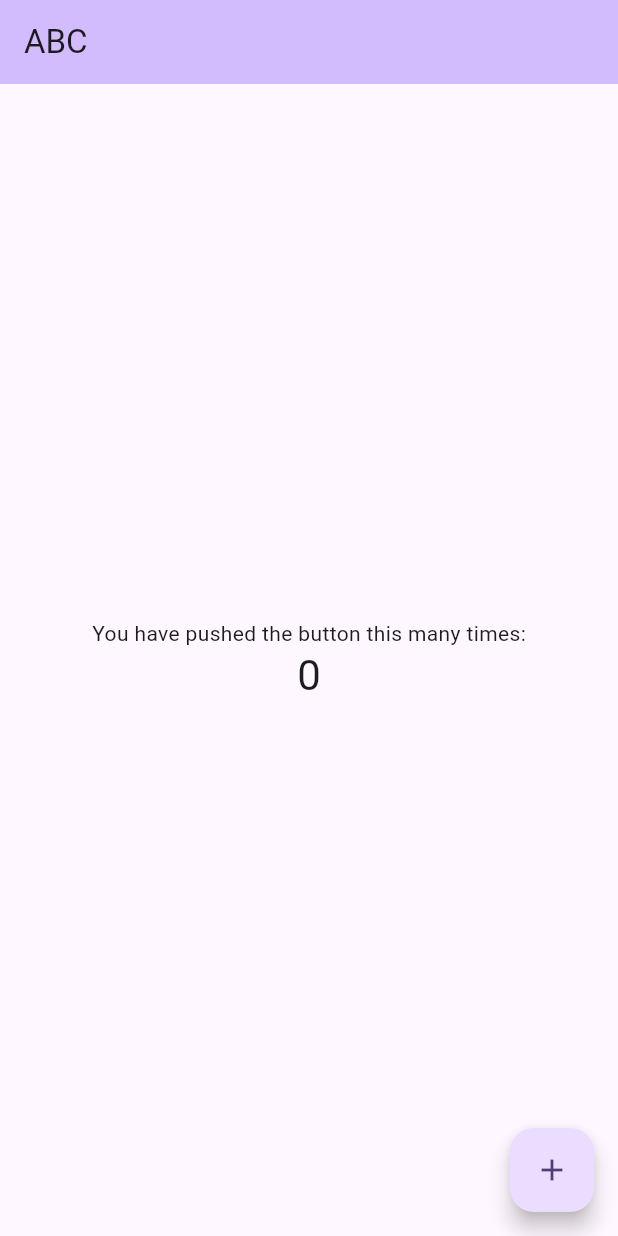
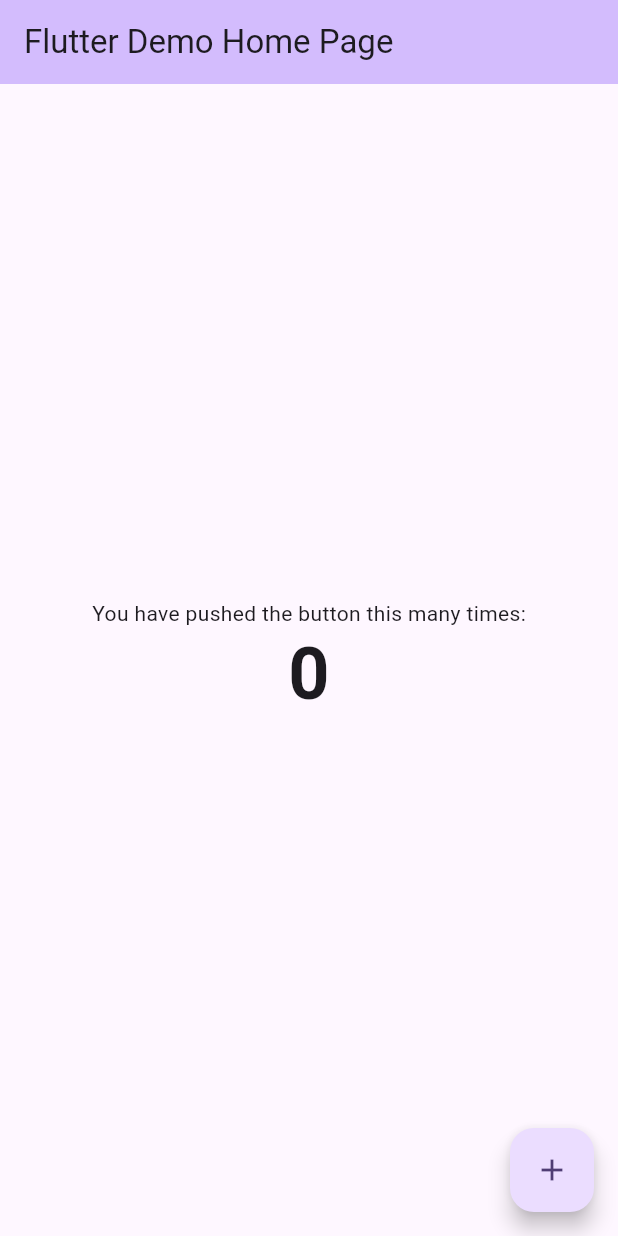
Before and after one commit to hamdiramdhoni/super_basic, a Flutter app: the screen it shows after launch, on a phone screen of 412 x 824 dp. Run offline on Flutter 3.47's test engine with Material 3 defaults, Android fonts, the phone set to English and light mode, and no system bars.

Commit message:
add file app_style

```diff
--- /dev/null
+++ b/lib/app_style.dart
@@ -0,0 +1,24 @@
+import 'package:flutter/material.dart';
+
+class AppStyle {
+  final ThemeData themeData = ThemeData(
+    colorScheme: ColorScheme.fromSeed(seedColor: Colors.deepPurple),
+    useMaterial3: true,
+    textTheme: const TextTheme(
+      //add headline for body small
+      bodySmall: TextStyle(
+        fontSize: 12,
+        fontWeight: FontWeight.w400,
+      ),
+      //add headline small
+      headlineSmall: TextStyle(
+        fontSize: 24,
+        fontWeight: FontWeight.w500,
+      ),
+      headlineMedium: TextStyle(
+        fontSize: 48,
+        fontWeight: FontWeight.w600,
+      ),
+    ),
+  );
+}
--- a/lib/main.dart
+++ b/lib/main.dart
@@ -1,4 +1,5 @@
 import 'package:flutter/material.dart';
+import 'package:super_basic/app_style.dart';
 
 void main() {
   runApp(const MyApp());
@@ -11,11 +12,8 @@ class MyApp extends StatelessWidget {
   Widget build(BuildContext context) {
     return MaterialApp(
       title: 'Flutter Demo',
-      theme: ThemeData(
-        colorScheme: ColorScheme.fromSeed(seedColor: Colors.deepPurple),
-        useMaterial3: true,
-      ),
-      home: const MyHomePage(title: 'ABC'),
+      theme: AppStyle().themeData,
+      home: const MyHomePage(title: 'Flutter Demo Home Page'),
     );
   }
 }
@@ -31,6 +29,18 @@ class MyHomePage extends StatefulWidget {
 
 class _MyHomePageState extends State<MyHomePage> {
   int _counter = 0;
+
+  @override
+  void initState() {
+    super.initState();
+    //   print("masuk init state");
+    //   Future.delayed(const Duration(seconds: 2), () {
+    //     setState(() {
+    //       _counter = 5;
+    //       print("counter is set to 5");
+    //     });
+    //   });
+  }
 
   void _incrementCounter() {
     setState(() {
```
